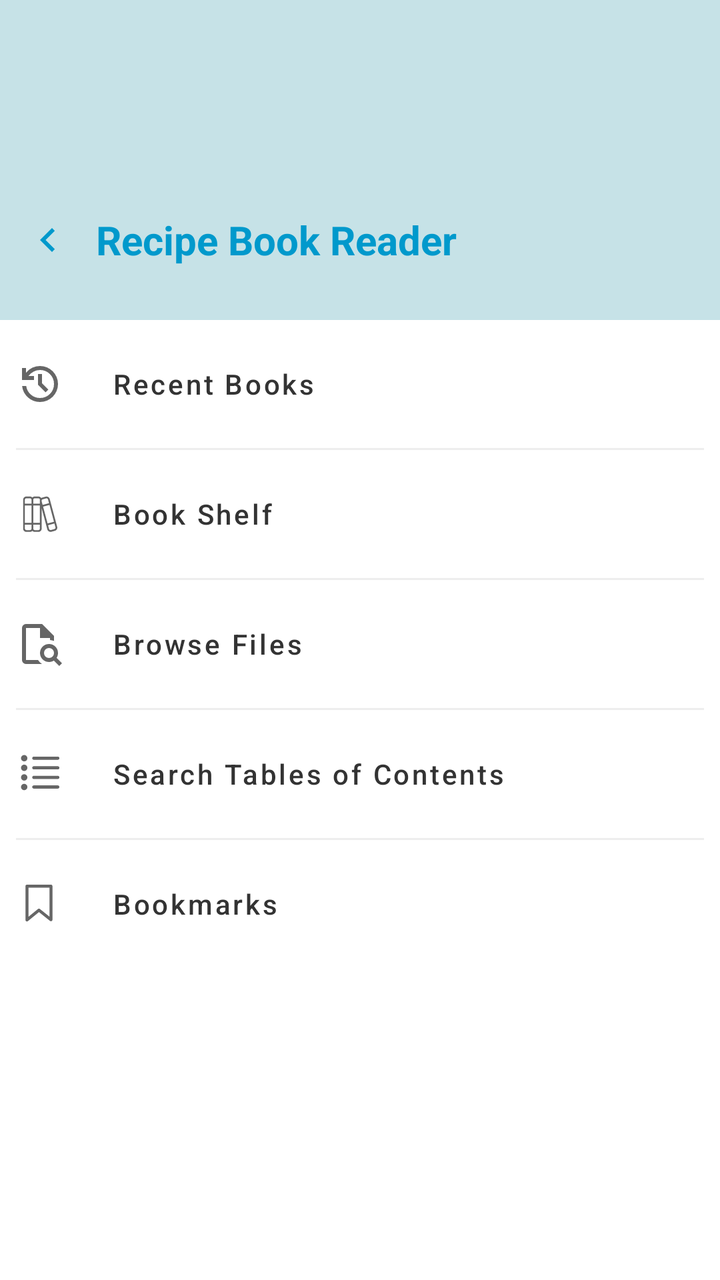
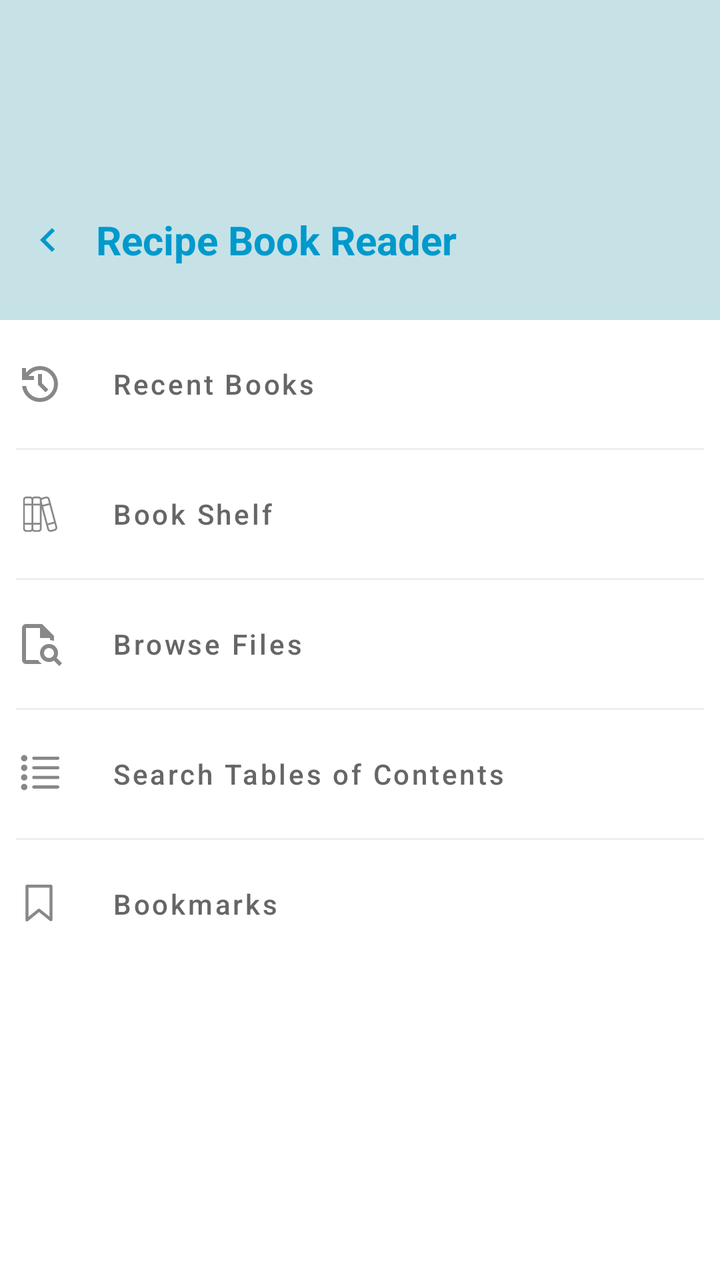

Two renders of the same Android screen: before a commit and after it. Below are the layout's source before the change and the commit's diff.
<!-- AndroidManifest.xml: application theme Theme.RecipeBookReader -->
<!-- res/layout/fragment_control.xml -->
<?xml version="1.0" encoding="utf-8"?>
<androidx.constraintlayout.widget.ConstraintLayout xmlns:android="http://schemas.android.com/apk/res/android"
    xmlns:app="http://schemas.android.com/apk/res-auto"
    xmlns:tools="http://schemas.android.com/tools"
    android:layout_width="match_parent"
    android:layout_height="match_parent"
    android:background="@android:color/white">

    <View
        android:id="@+id/headerBackground"
        android:layout_width="0dp"
        android:layout_height="160dp"
        android:background="@color/pastel_blue"
        app:layout_constraintEnd_toEndOf="parent"
        app:layout_constraintStart_toStartOf="parent"
        app:layout_constraintTop_toTopOf="parent" />

    <LinearLayout
        android:layout_width="match_parent"
        android:layout_height="0dp"
        app:layout_constraintBottom_toBottomOf="@+id/headerBackground"
        app:layout_constraintEnd_toEndOf="parent"
        android:gravity="center_vertical"
        app:flow_verticalAlign="center"
        android:orientation="horizontal"
        android:layout_marginBottom="16dp"
        app:layout_constraintStart_toStartOf="parent">

        <ImageButton
            android:id="@+id/btnCloseDrawer"
            android:layout_width="48dp"
            android:layout_height="48dp"
            android:background="?attr/selectableItemBackgroundBorderless"
            android:contentDescription="@string/button_to_close_drawer"
            android:src="@drawable/ic_left"
            app:tint="@color/nav_text" />

        <TextView
            android:id="@+id/drawerTitle"
            android:layout_width="wrap_content"
            android:layout_height="wrap_content"
            android:text="@string/recipe_reader"
            android:textColor="@color/nav_text"
            android:textSize="20sp"
            android:textStyle="bold"/>
    </LinearLayout>

    <LinearLayout
        android:layout_width="match_parent"
        android:layout_height="0dp"
        android:orientation="vertical"
        android:padding="8dp"
        app:layout_constraintBottom_toBottomOf="parent"
        app:layout_constraintEnd_toEndOf="parent"
        app:layout_constraintHorizontal_bias="1.0"
        app:layout_constraintStart_toStartOf="parent"
        app:layout_constraintTop_toBottomOf="@id/headerBackground"
        app:layout_constraintVertical_bias="0.0">


        <LinearLayout
            android:layout_width="match_parent"
            android:layout_height="wrap_content"
            android:orientation="horizontal">

            <ImageView
                android:layout_width="wrap_content"
                android:layout_height="match_parent"
                android:layout_marginEnd="16dp"
                android:contentDescription="@string/recently_viewed_books"
                android:src="@drawable/ic_recent_files" />

            <Button
                android:id="@+id/btnRecentBooks"
                style="@style/Widget.MaterialComponents.Button.TextButton"
                android:layout_width="match_parent"
                android:layout_height="wrap_content"
                android:gravity="start|center_vertical"
                android:text="@string/recent_books"
                android:textAllCaps="false"
                android:textColor="@color/almost_black" />
        </LinearLayout>

        <View
            android:layout_width="match_parent"
            android:layout_height="1dp"
            android:layout_marginVertical="8dp"
            android:background="#EEEEEE" />

        <LinearLayout
            android:layout_width="match_parent"
            android:layout_height="wrap_content"
            android:orientation="horizontal">

            <ImageView
                android:layout_width="wrap_content"
                android:layout_height="match_parent"
                android:layout_marginEnd="16dp"
                android:contentDescription="@string/book_shelf_description"
                android:src="@drawable/ic_book_shelf" />

            <Button
                android:id="@+id/btnBookShelf"
                style="@style/Widget.MaterialComponents.Button.TextButton"
                android:layout_width="match_parent"
                android:layout_height="wrap_content"
                android:gravity="start|center_vertical"
                android:text="@string/book_shelf"
                android:textAllCaps="false"
                android:textColor="@color/almost_black" />
        </LinearLayout>

        <View
            android:layout_width="match_parent"
            android:layout_height="1dp"
            android:layout_marginVertical="8dp"
            android:background="#EEEEEE" />

        <LinearLayout
            android:layout_width="match_parent"
            android:layout_height="wrap_content"
            android:orientation="horizontal">

            <ImageView
                android:layout_width="wrap_content"
                android:layout_height="match_parent"
                android:layout_marginEnd="16dp"
                android:contentDescription="@string/open_file_browser"
                android:src="@drawable/ic_book_browser" />

            <Button
                android:id="@+id/btnBrowseFiles"
                style="@style/Widget.MaterialComponents.Button.TextButton"
                android:layout_width="match_parent"
                android:layout_height="wrap_content"
                android:gravity="start|center_vertical"
                android:text="@string/browse_files"
                android:textAllCaps="false"
                android:textColor="@color/almost_black" />
        </LinearLayout>

        <View
            android:layout_width="match_parent"
            android:layout_height="1dp"
            android:layout_marginVertical="8dp"
            android:background="#EEEEEE" />

        <LinearLayout
            android:layout_width="match_parent"
            android:layout_height="wrap_content"
            android:orientation="horizontal">

            <ImageView
                android:layout_width="wrap_content"
                android:layout_height="match_parent"
                android:layout_marginEnd="16dp"
                android:contentDescription="@string/open_file_browser"
                android:src="@drawable/ic_toc_svg" />

            <Button
                android:id="@+id/btnSearchEveryToc"
                style="@style/Widget.MaterialComponents.Button.TextButton"
                android:layout_width="match_parent"
                android:layout_height="wrap_content"
                android:gravity="start|center_vertical"
                android:text="@string/search_tables_of_contents"
                android:textAllCaps="false"
                android:textColor="@color/almost_black" />
        </LinearLayout>

        <View
            android:layout_width="match_parent"
            android:layout_height="1dp"
            android:layout_marginVertical="8dp"
            android:background="#EEEEEE" />

        <LinearLayout
            android:layout_width="match_parent"
            android:layout_height="wrap_content"
            android:orientation="horizontal">

            <ImageView
                android:layout_width="wrap_content"
                android:layout_height="match_parent"
                android:layout_marginEnd="16dp"
                android:contentDescription="@string/open_file_browser"
                android:src="@drawable/ic_bookmark_open" />

            <Button
                android:id="@+id/btnBookmarks"
                style="@style/Widget.MaterialComponents.Button.TextButton"
                android:layout_width="match_parent"
                android:layout_height="wrap_content"
                android:gravity="start|center_vertical"
                android:text="@string/bookmarks"
                android:textAllCaps="false"
                android:textColor="@color/almost_black" />
        </LinearLayout>

    </LinearLayout>

</androidx.constraintlayout.widget.ConstraintLayout>
<!-- resources referenced by this layout -->
<resources>
  <color name="almost_black">#FF333333</color>
  <color name="nav_text">#FF0099CC</color>
  <color name="pastel_blue">#FFC6E2E7</color>
  <!-- drawable ic_book_browser (drawable) -->
  <vector xmlns:android="http://schemas.android.com/apk/res/android"
      android:width="24dp"
      android:height="24dp"
      android:tint="@color/dark_gray"
      android:viewportWidth="960"
      android:viewportHeight="960">
    <path
        android:pathData="M200,160v241,-1 400,-640 200,-200ZM200,880q-33,0 -56.5,-23.5T120,800v-640q0,-33 23.5,-56.5T200,80h320l240,240v100q-19,-8 -39,-12.5t-41,-6.5v-41L480,360v-200L200,160v640h241q16,24 36,44.5T521,880L200,880ZM731,731q29,-29 29,-71t-29,-71q-29,-29 -71,-29t-71,29q-29,29 -29,71t29,71q29,29 71,29t71,-29ZM864,920 L756,812q-21,14 -45.5,21t-50.5,7q-75,0 -127.5,-52.5T480,660q0,-75 52.5,-127.5T660,480q75,0 127.5,52.5T840,660q0,26 -7,50.5T812,756L920,864l-56,56Z"
        android:fillColor="@color/white"/>
  </vector>
  <!-- drawable ic_left (drawable) -->
  <vector xmlns:android="http://schemas.android.com/apk/res/android"
      android:width="24dp"
      android:height="24dp"
      android:autoMirrored="true"
      android:tint="@color/dark_gray"
      android:viewportWidth="960"
      android:viewportHeight="960">
  
      <path
          android:fillColor="@color/white"
          android:pathData="M560,720L320,480L560,240L616,296L432,480L616,664L560,720Z" />
  
  </vector>
  <!-- drawable ic_recent_files (drawable) -->
  <vector xmlns:android="http://schemas.android.com/apk/res/android"
      android:width="24dp"
      android:height="24dp"
      android:tint="@color/dark_gray"
      android:viewportWidth="960"
      android:viewportHeight="960">
  
      <path
          android:fillColor="@android:color/white"
          android:pathData="M480,840Q342,840 239.5,748.5Q137,657 122,520L204,520Q218,624 296.5,692Q375,760 480,760Q597,760 678.5,678.5Q760,597 760,480Q760,363 678.5,281.5Q597,200 480,200Q411,200 351,232Q291,264 250,320L360,320L360,400L120,400L120,160L200,160L200,254Q251,190 324.5,155Q398,120 480,120Q555,120 620.5,148.5Q686,177 734.5,225.5Q783,274 811.5,339.5Q840,405 840,480Q840,555 811.5,620.5Q783,686 734.5,734.5Q686,783 620.5,811.5Q555,840 480,840ZM592,648L440,496L440,280L520,280L520,464L648,592L592,648Z" />
  
  </vector>
  <string name="book_shelf">Book Shelf</string>
  <string name="book_shelf_description">Book Shelf</string>
  <string name="bookmarks">Bookmarks</string>
  <string name="browse_files">Browse Files</string>
  <string name="button_to_close_drawer">Button to close drawer</string>
  <string name="open_file_browser">Open File Browser</string>
  <string name="recent_books">Recent Books</string>
  <string name="recently_viewed_books">Recently Viewed Books</string>
  <string name="recipe_reader">Recipe Book Reader</string>
  <string name="search_tables_of_contents">Search Tables of Contents</string>
  <style name="Theme.RecipeBookReader" parent="Theme.Material3.DayNight.NoActionBar">
          <item name="colorPrimary">@color/pastel_blue</item>
          <item name="colorPrimaryContainer">@color/pastel_blue</item>
          <item name="colorSecondary">@color/pastel_blue</item>
          <item name="android:statusBarColor">@color/transparent</item>
          <item name="android:navigationBarColor">@color/pastel_blue</item>
          <item name="android:windowDrawsSystemBarBackgrounds">true</item>
          <item name="android:windowLightStatusBar">true</item>
          <item name="android:textColorSecondary">@color/almost_black</item>
          <item name="android:windowLightNavigationBar">true</item>
          <item name="android:textCursorDrawable">@null</item>
  
  
          <item name="colorControlActivated">@color/black</item>
          <item name="colorOnSurface">#000000</item>
      </style>
  <color name="dark_gray">#FF666666</color>
  <color name="white">#FFFFFFFF</color>
  <color name="transparent">#00000000</color>
  <color name="black">#FF000000</color>
  <!-- unchanged entries left out for length: 3 -->
</resources>

<!-- the commit's change to res/layout/fragment_control.xml (unified diff, before → after) -->
@@ -68,7 +68,8 @@
                 android:layout_height="match_parent"
                 android:layout_marginEnd="16dp"
                 android:contentDescription="@string/recently_viewed_books"
-                android:src="@drawable/ic_recent_files" />
+                android:src="@drawable/ic_recent_files"
+                app:tint="@color/icon_tint" />
 
             <Button
                 android:id="@+id/btnRecentBooks"
@@ -78,7 +79,7 @@
                 android:gravity="start|center_vertical"
                 android:text="@string/recent_books"
                 android:textAllCaps="false"
-                android:textColor="@color/almost_black" />
+                android:textColor="@color/dark_text" />
         </LinearLayout>
 
         <View
@@ -97,7 +98,8 @@
                 android:layout_height="match_parent"
                 android:layout_marginEnd="16dp"
                 android:contentDescription="@string/book_shelf_description"
-                android:src="@drawable/ic_book_shelf" />
+                android:src="@drawable/ic_book_shelf"
+                app:tint="@color/icon_tint" />
 
             <Button
                 android:id="@+id/btnBookShelf"
@@ -107,7 +109,7 @@
                 android:gravity="start|center_vertical"
                 android:text="@string/book_shelf"
                 android:textAllCaps="false"
-                android:textColor="@color/almost_black" />
+                android:textColor="@color/dark_text" />
         </LinearLayout>
 
         <View
@@ -126,7 +128,8 @@
                 android:layout_height="match_parent"
                 android:layout_marginEnd="16dp"
                 android:contentDescription="@string/open_file_browser"
-                android:src="@drawable/ic_book_browser" />
+                android:src="@drawable/ic_book_browser"
+                app:tint="@color/icon_tint" />
 
             <Button
                 android:id="@+id/btnBrowseFiles"
@@ -136,7 +139,7 @@
                 android:gravity="start|center_vertical"
                 android:text="@string/browse_files"
                 android:textAllCaps="false"
-                android:textColor="@color/almost_black" />
+                android:textColor="@color/dark_text" />
         </LinearLayout>
 
         <View
@@ -155,7 +158,8 @@
                 android:layout_height="match_parent"
                 android:layout_marginEnd="16dp"
                 android:contentDescription="@string/open_file_browser"
-                android:src="@drawable/ic_toc_svg" />
+                android:src="@drawable/ic_toc_svg"
+                app:tint="@color/icon_tint"/>
 
             <Button
                 android:id="@+id/btnSearchEveryToc"
@@ -165,7 +169,7 @@
                 android:gravity="start|center_vertical"
                 android:text="@string/search_tables_of_contents"
                 android:textAllCaps="false"
-                android:textColor="@color/almost_black" />
+                android:textColor="@color/dark_text" />
         </LinearLayout>
 
         <View
@@ -184,7 +188,8 @@
                 android:layout_height="match_parent"
                 android:layout_marginEnd="16dp"
                 android:contentDescription="@string/open_file_browser"
-                android:src="@drawable/ic_bookmark_open" />
+                android:src="@drawable/ic_bookmark_open"
+                app:tint="@color/icon_tint" />
 
             <Button
                 android:id="@+id/btnBookmarks"
@@ -194,7 +199,7 @@
                 android:gravity="start|center_vertical"
                 android:text="@string/bookmarks"
                 android:textAllCaps="false"
-                android:textColor="@color/almost_black" />
+                android:textColor="@color/dark_text" />
         </LinearLayout>
 
     </LinearLayout>
<!-- resource entries referenced after the edit -->
@@ -1,6 +1,7 @@
 <!-- resources referenced by this layout -->
 <resources>
-  <color name="almost_black">#FF333333</color>
+  <color name="dark_text">#FF666666</color>
+  <color name="icon_tint">#FF888888</color>
   <color name="nav_text">#FF0099CC</color>
   <color name="pastel_blue">#FFC6E2E7</color>
   <!-- drawable ic_book_browser (drawable) -->
@@ -59,7 +60,7 @@
           <item name="android:navigationBarColor">@color/pastel_blue</item>
           <item name="android:windowDrawsSystemBarBackgrounds">true</item>
           <item name="android:windowLightStatusBar">true</item>
-          <item name="android:textColorSecondary">@color/almost_black</item>
+          <item name="android:textColorSecondary">@color/dark_text</item>
           <item name="android:windowLightNavigationBar">true</item>
           <item name="android:textCursorDrawable">@null</item>
   
